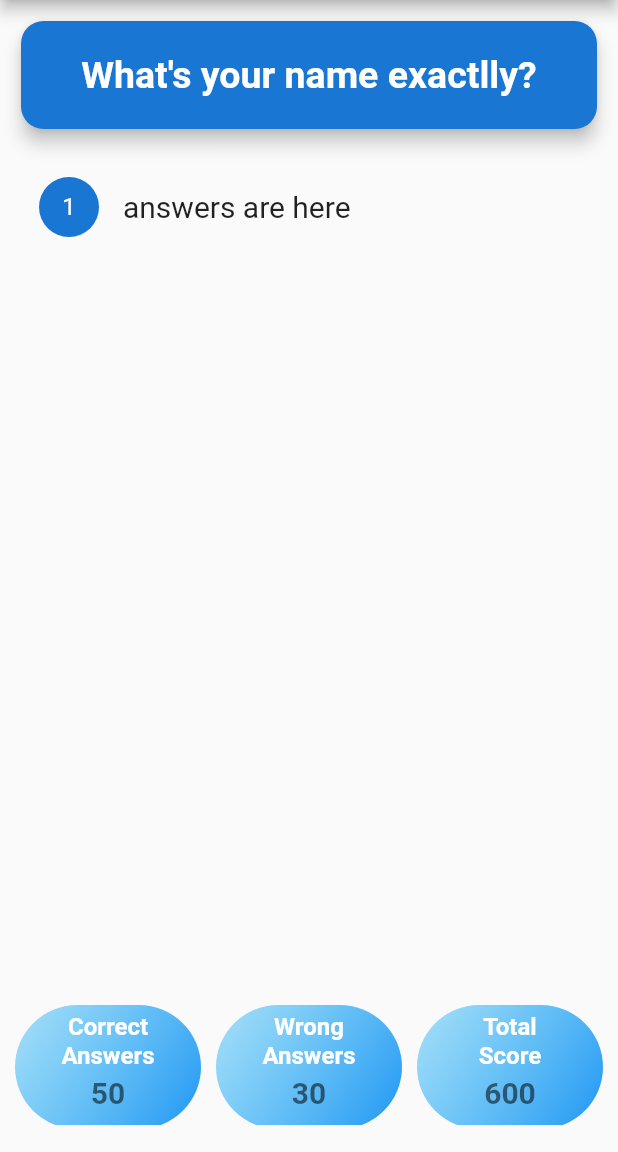
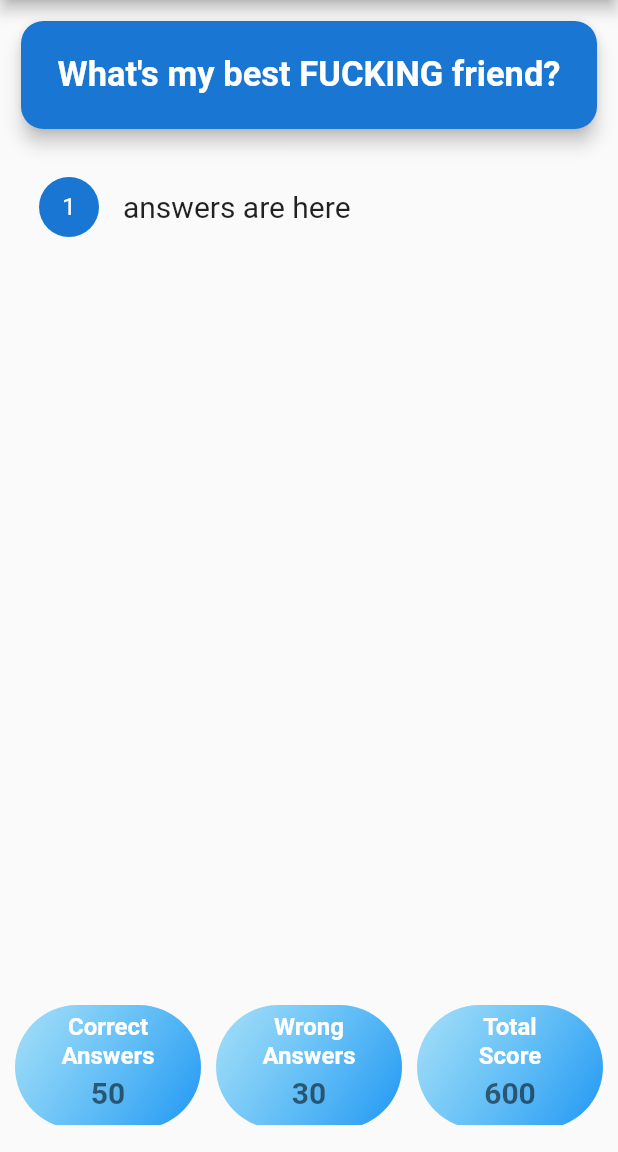
Before and after one commit to mahdiyarz/quizApp, a Flutter app: the screen it shows after launch, on a phone screen of 412 x 824 dp, the part 84-1236 px from its top. Run offline on Flutter 3.47's test engine with Material 2 defaults, Android fonts, the phone set to English and light mode, and no system bars.

Commit message:
connect the question widget to data stracture

```diff
--- a/lib/main.dart
+++ b/lib/main.dart
@@ -3,6 +3,7 @@ import 'package:flutter/material.dart';
 import './widgets/answer.dart';
 import './widgets/question.dart';
 import './widgets/score_board.dart';
+import './data.dart';
 
 void main() {
   runApp(MyApp());
@@ -27,6 +28,15 @@ class MyHomePage extends StatefulWidget {
 }
 
 class _MyHomePageState extends State<MyHomePage> {
+  int indexApp = 0;
+  void choseAnswer() {
+    for (int i = 0; indexApp < ourData.length; i++) {
+      setState(() {
+        indexApp = indexApp + 1;
+      });
+    }
+  }
+
   @override
   Widget build(BuildContext context) {
     return Scaffold(
@@ -39,7 +49,7 @@ class _MyHomePageState extends State<MyHomePage> {
             height: 660,
             child: Column(
               children: [
-                Question(),
+                Question(indexApp),
                 Answer(),
               ],
             ),
--- a/lib/widgets/question.dart
+++ b/lib/widgets/question.dart
@@ -1,6 +1,11 @@
 import 'package:flutter/material.dart';
 
+import '../data.dart';
+
 class Question extends StatelessWidget {
+  final int indexApp;
+  Question(this.indexApp);
+
   @override
   Widget build(BuildContext context) {
     return Container(
@@ -13,9 +18,10 @@ class Question extends StatelessWidget {
         child: Container(
           child: Center(
             child: Text(
-              'What\'s your name exactlly?',
+              ourData[indexApp].question as String,
+              textAlign: TextAlign.center,
               style: TextStyle(
-                fontSize: 25,
+                fontSize: 23,
                 fontWeight: FontWeight.bold,
                 color: Colors.white,
               ),
```
